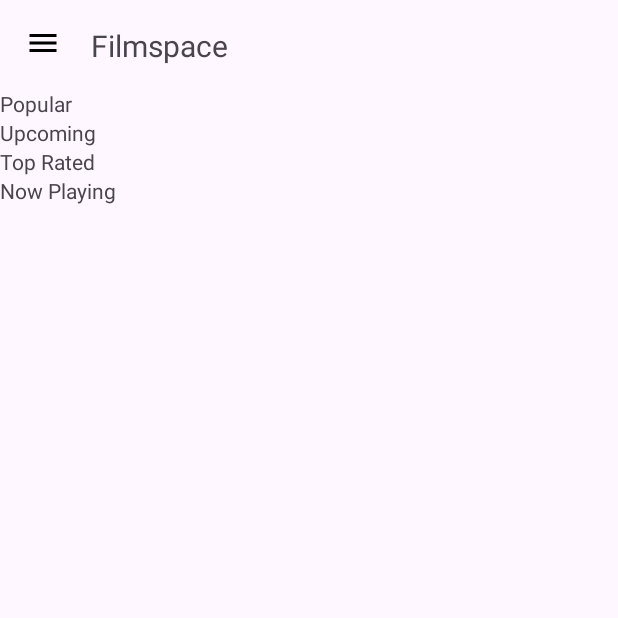
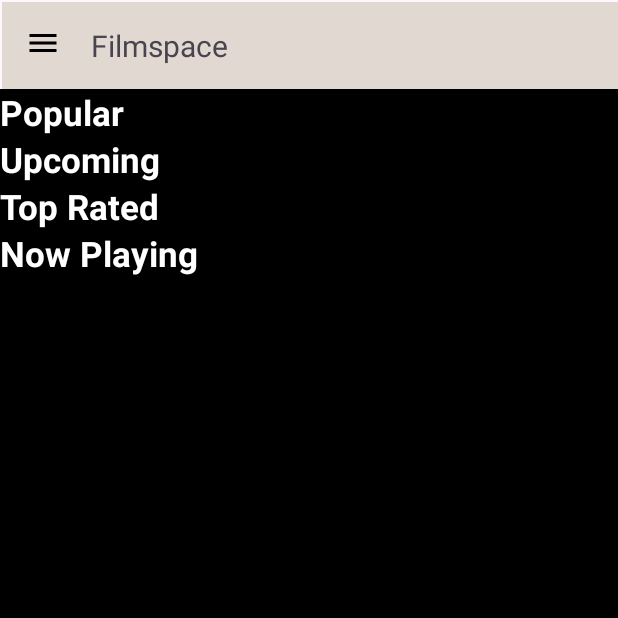
Before and after one commit to MAD2023-Team3/filmspace, an Android app: the screen it shows after launch once a user with an empty profile is signed in (MainActivity), on a phone screen of 412 x 824 dp, the top half of it. Run offline under Robolectric (Android 15) with nearby library versions, the phone set to English and light mode, and no system bars; our stand-ins replace Firebase (no records; nobody signed in at launch, a user with empty details on screens opened directly); pictures from the network do not load.

Commit message:
Design of the application (Font-size, color)

```diff
--- a/app/src/main/res/layout/activity_main.xml
+++ b/app/src/main/res/layout/activity_main.xml
@@ -14,16 +14,18 @@
         android:orientation="vertical">
 
         <include layout="@layout/navbar"/>
+
         <FrameLayout
             android:id="@+id/frameLayout"
             android:layout_width="match_parent"
-            android:layout_height="match_parent"/>
+            android:layout_height="match_parent"
+            android:background="#000000" />
 
     </LinearLayout>
     <RelativeLayout
         android:layout_width="300dp"
         android:layout_height="match_parent"
-        android:background="@color/white"
+        android:background="@color/black"
         android:layout_gravity="start">
 
         <include layout="@layout/nav_drawer"/>
--- a/app/src/main/res/layout/fragment_homefragment.xml
+++ b/app/src/main/res/layout/fragment_homefragment.xml
@@ -4,6 +4,7 @@
     xmlns:tools="http://schemas.android.com/tools"
     android:layout_width="match_parent"
     android:layout_height="600dp"
+    android:background="@color/black"
     tools:context=".HomeFragment">
 
     <ScrollView
@@ -19,6 +20,10 @@
                 android:layout_width="wrap_content"
                 android:layout_height="wrap_content"
                 android:text="@string/Popular_title"
+                android:background="@color/black"
+                android:textColor="@color/white"
+                android:textSize="23dp"
+                android:textStyle="bold"
                 app:layout_constraintStart_toStartOf="parent"
                 app:layout_constraintTop_toTopOf="parent" />
 
@@ -36,6 +41,10 @@
                 android:layout_width="wrap_content"
                 android:layout_height="wrap_content"
                 android:text="@string/Upcoming"
+                android:background="@color/black"
+                android:textColor="@color/white"
+                android:textSize="23dp"
+                android:textStyle="bold"
                 app:layout_constraintStart_toStartOf="parent"
                 app:layout_constraintTop_toBottomOf="@+id/recyclerview" />
 
@@ -53,6 +62,10 @@
                 android:layout_width="wrap_content"
                 android:layout_height="wrap_content"
                 android:text="@string/Top_Rated"
+                android:background="@color/black"
+                android:textColor="@color/white"
+                android:textSize="23dp"
+                android:textStyle="bold"
                 app:layout_constraintStart_toStartOf="parent"
                 app:layout_constraintTop_toBottomOf="@+id/upcoming_recyclerView" />
 
@@ -68,6 +81,10 @@
                 android:layout_width="wrap_content"
                 android:layout_height="wrap_content"
                 android:text="@string/Now_playing"
+                android:background="@color/black"
+                android:textColor="@color/white"
+                android:textSize="23dp"
+                android:textStyle="bold"
                 app:layout_constraintStart_toStartOf="parent"
                 app:layout_constraintTop_toBottomOf="@+id/top_rated_recyclerView" />
 
--- a/app/src/main/res/layout/home_movies_list.xml
+++ b/app/src/main/res/layout/home_movies_list.xml
@@ -4,6 +4,7 @@
     xmlns:tools="http://schemas.android.com/tools"
     android:layout_width="wrap_content"
     android:layout_height="wrap_content"
+    android:background="@color/black"
     android:padding="10dp">
 
     <LinearLayout
--- a/app/src/main/res/layout/navbar.xml
+++ b/app/src/main/res/layout/navbar.xml
@@ -11,6 +11,7 @@
         android:layout_marginStart="1dp"
         android:layout_marginTop="1dp"
         android:orientation="horizontal"
+        android:background="#E1D9D1"
         app:layout_constraintStart_toStartOf="parent"
         app:layout_constraintTop_toTopOf="parent"
         android:padding="15dp"
```
Also changed, not shown: app/src/main/res/layout/fragment_watch_laterfragment.xml (+0 -14 lines), app/src/main/res/layout/nav_drawer.xml (+10 -0 lines).
